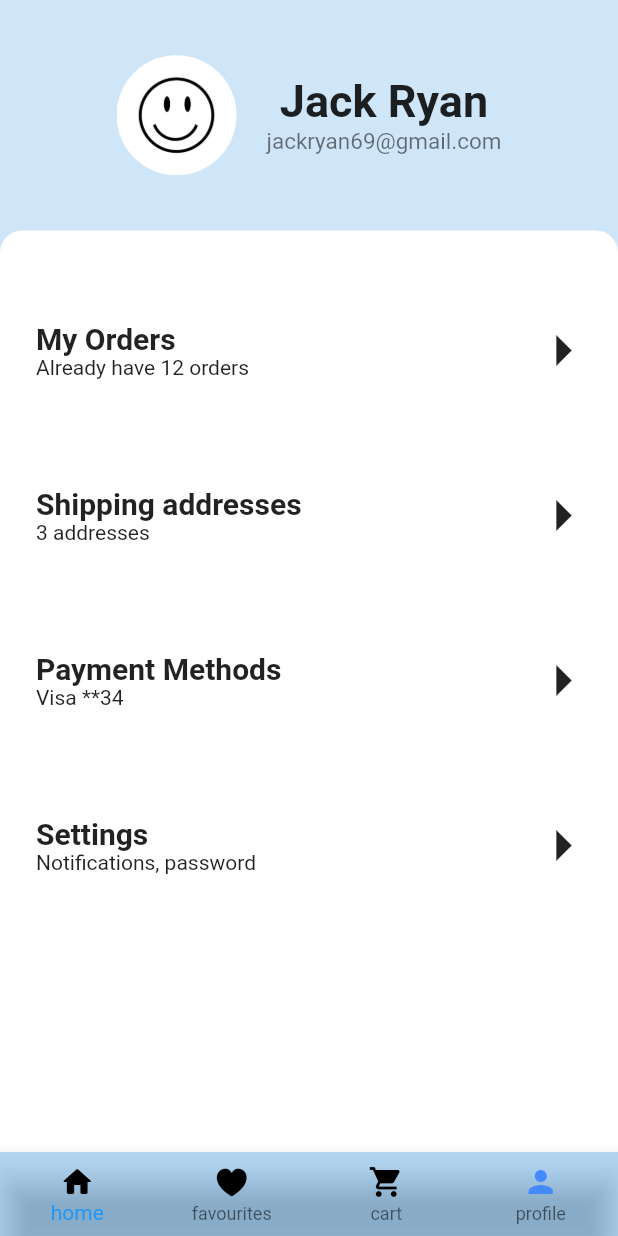
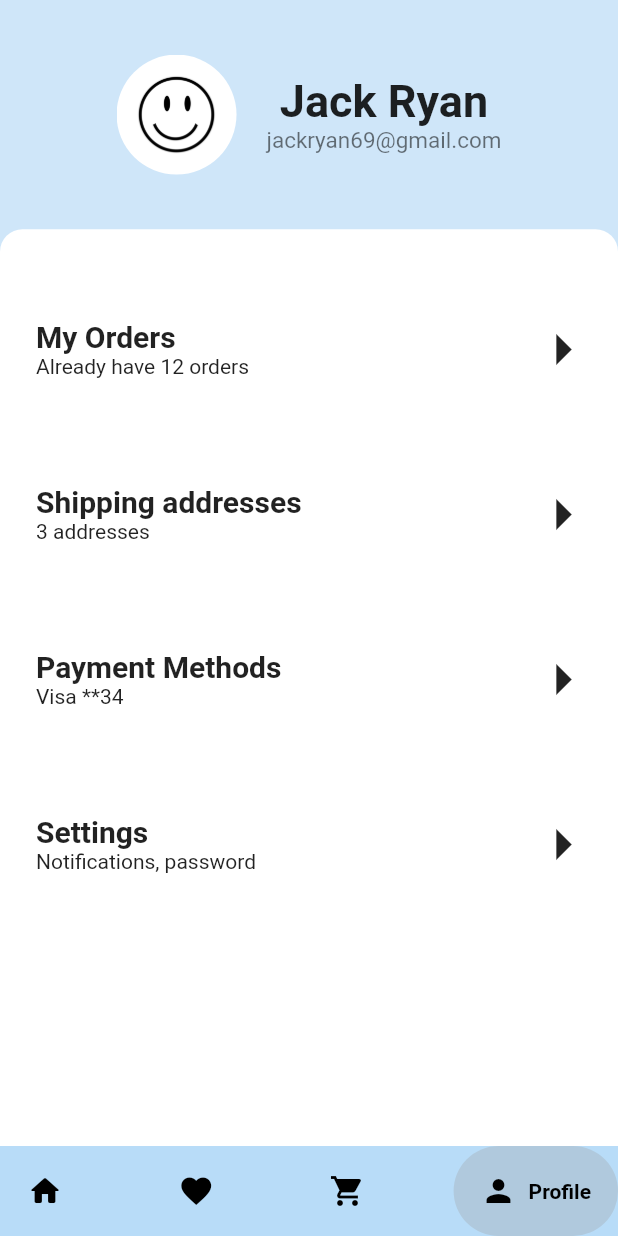
Before and after one commit to Japanshah96/E-shopUI, a Flutter app: the HomePage screen opened by its route, item 4 of the bottom bar chosen, on a phone screen of 412 x 824 dp. Run offline on Flutter 3.47's test engine with Material 2 defaults, Android fonts, the phone set to English and light mode, and no system bars; drawn by our look-alikes of google_nav_bar; our stand-ins replace flutter_slidable, get, otp_text_field.

```diff
--- a/lib/screens/homescreen.dart
+++ b/lib/screens/homescreen.dart
@@ -9,6 +9,7 @@ import 'package:flutter/material.dart';
 import 'package:flutter/src/foundation/key.dart';
 import 'package:flutter/src/widgets/framework.dart';
 import 'package:get/get.dart';
+import 'package:google_nav_bar/google_nav_bar.dart';
 
 class HomePage extends StatelessWidget {
   const HomePage({Key? key}) : super(key: key);
@@ -19,50 +20,102 @@ class HomePage extends StatelessWidget {
     return Scaffold(
       bottomNavigationBar:
           //  BottomAppBar(child: ,),
+          // NavigationBarTheme(
+          //   data: NavigationBarThemeData(indicatorColor: Colors.blue.shade100),
+          // ),
+
           Obx(
-        () => BottomNavigationBar(
-            onTap: (value) {
-              controller.tabidex.value = value;
-            },
-            type: BottomNavigationBarType.fixed,
-            backgroundColor: Colors.blue.withOpacity(0.3),
-            // selectedItemColor: Colors.blue[700],
-            // unselectedItemColor: Colors.black,
-            items: [
-              BottomNavigationBarItem(
-                icon: Icon(
-                  Icons.home_rounded,
-                  color: controller.tabidex.value == 0
-                      ? Colors.blueAccent
-                      : Colors.black,
-                ),
-                label: 'home',
-              ),
-              BottomNavigationBarItem(
-                  icon: Icon(
-                    CupertinoIcons.heart_fill,
-                    color: controller.tabidex.value == 1
-                        ? Colors.blueAccent
-                        : Colors.black,
-                  ),
-                  label: 'favourites'),
-              BottomNavigationBarItem(
-                  icon: Icon(
-                    Icons.shopping_cart,
-                    color: controller.tabidex.value == 2
-                        ? Colors.blueAccent
-                        : Colors.black,
-                  ),
-                  label: 'cart'),
-              BottomNavigationBarItem(
-                  icon: Icon(
-                    Icons.person,
-                    color: controller.tabidex.value == 3
-                        ? Colors.blueAccent
-                        : Colors.black,
-                  ),
-                  label: 'profile'),
-            ]),
+        () => GNav(
+          gap: 8,
+          backgroundColor: Colors.blue.withOpacity(0.3),
+          color: Colors.black,
+          activeColor: Colors.black,
+          tabBackgroundColor: Colors.grey.withOpacity(0.3),
+          padding: EdgeInsets.all(18),
+          tabActiveBorder: Border(bottom: BorderSide.none),
+          onTabChange: (value) {
+            controller.tabidex.value = value;
+          },
+          tabs: [
+            GButton(
+              iconColor:
+                  controller.tabidex.value == 0 ? Colors.black : Colors.black,
+              icon: Icons.home_rounded,
+              // onPressed: (value) {
+              //   controller.tabidex.value = value;
+              // },
+              text: 'Home',
+            ),
+            GButton(
+                iconColor:
+                    controller.tabidex.value == 1 ? Colors.black : Colors.black,
+                icon: Icons.favorite,
+                // onPressed: (value) {
+                //   controller.tabidex.value = value;
+                // },
+                text: 'Favourites'),
+            GButton(
+                iconColor:
+                    controller.tabidex.value == 2 ? Colors.black : Colors.black,
+                icon: Icons.shopping_cart,
+                // onPressed: (value) {
+                //   controller.tabidex.value = value;
+                // },
+                text: 'Add to Cart'),
+            GButton(
+                iconColor:
+                    controller.tabidex.value == 3 ? Colors.black : Colors.black,
+                icon: Icons.person,
+                // onPressed: (value) {
+                //   controller.tabidex.value = value;
+                // },
+                text: 'Profile'),
+          ],
+        ),
+
+        //  BottomNavigationBar(
+        //     onTap: (value) {
+        //       controller.tabidex.value = value;
+        //     },
+        //     type: BottomNavigationBarType.fixed,
+        //     backgroundColor: Colors.blue.withOpacity(0.3),
+        //     // selectedItemColor: Colors.blue[700],
+        //     // unselectedItemColor: Colors.black,
+        //     items: [
+        //       BottomNavigationBarItem(
+        //         icon: Icon(
+        //           Icons.home_rounded,
+        //           color: controller.tabidex.value == 0
+        //               ? Colors.blueAccent
+        //               : Colors.black,
+        //         ),
+        //         label: 'home',
+        //       ),
+        //       BottomNavigationBarItem(
+        //           icon: Icon(
+        //             CupertinoIcons.heart_fill,
+        //             color: controller.tabidex.value == 1
+        //                 ? Colors.blueAccent
+        //                 : Colors.black,
+        //           ),
+        //           label: 'favourites'),
+        //       BottomNavigationBarItem(
+        //           icon: Icon(
+        //             Icons.shopping_cart,
+        //             color: controller.tabidex.value == 2
+        //                 ? Colors.blueAccent
+        //                 : Colors.black,
+        //           ),
+        //           label: 'cart'),
+        //       BottomNavigationBarItem(
+        //           icon: Icon(
+        //             Icons.person,
+        //             color: controller.tabidex.value == 3
+        //                 ? Colors.blueAccent
+        //                 : Colors.black,
+        //           ),
+        //           label: 'profile'),
+        //     ]),
       ),
       body: Obx(
         () => IndexedStack(
--- a/pubspec.yaml
+++ b/pubspec.yaml
@@ -36,6 +36,7 @@ dependencies:
   # The following adds the Cupertino Icons font to your application.
   # Use with the CupertinoIcons class for iOS style icons.
   cupertino_icons: ^1.0.2
+  google_nav_bar: ^5.0.6
   google_fonts: ^2.0.0
   get: ^4.6.5
 
```
Also changed, not shown: pubspec.lock.
